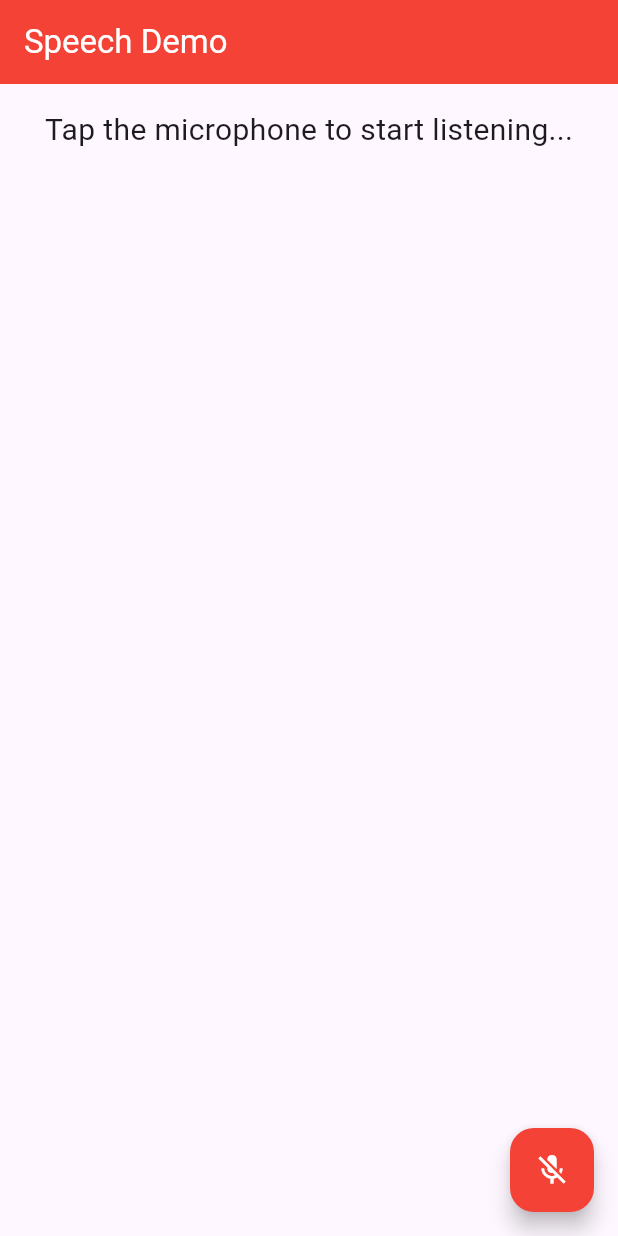
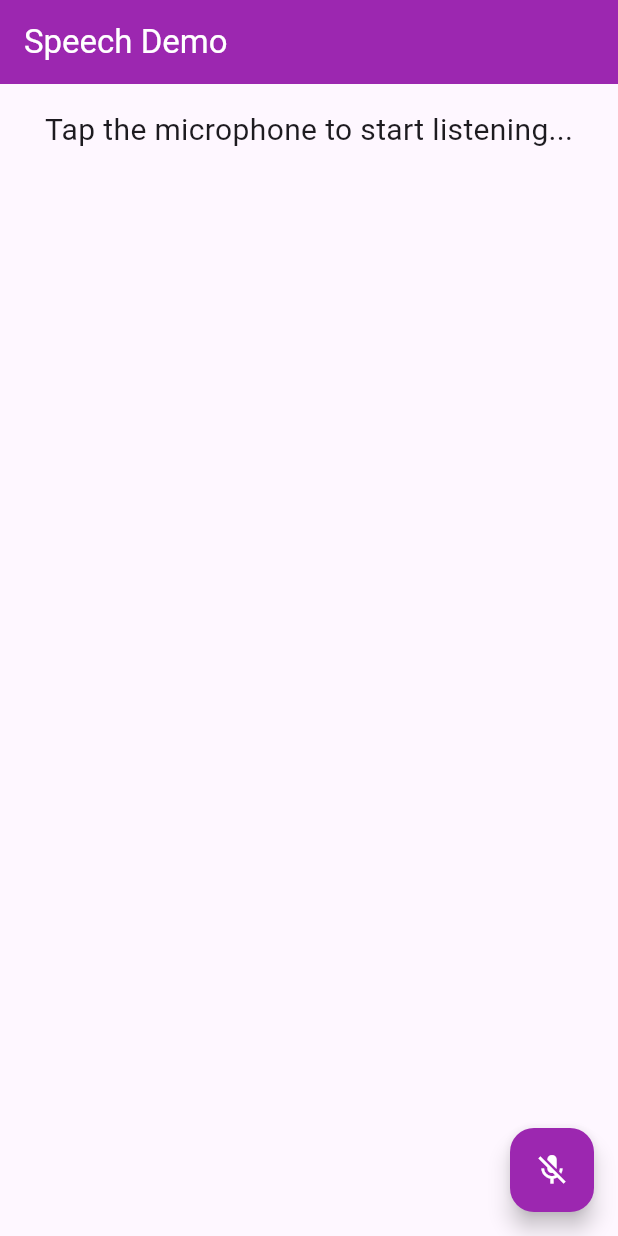
Before and after one commit to prog-hussain5/flutter_speech_to_text, a Flutter app: the screen it shows after launch, on a phone screen of 412 x 824 dp. Run offline on Flutter 3.47's test engine with Material 3 defaults, Android fonts, the phone set to English and light mode, and no system bars; our stand-ins replace speech_to_text.

Commit message:
add color

```diff
--- a/lib/pages/home_page.dart
+++ b/lib/pages/home_page.dart
@@ -9,8 +9,8 @@ class HomePage extends StatefulWidget {
 }
 
 class _HomePageState extends State<HomePage> {
+
   final SpeechToText _speechToText = SpeechToText();
-
   bool _speechEnabled = false;
   String _wordsSpoken = "";
   double _confidenceLevel = 0;
@@ -49,7 +49,7 @@ class _HomePageState extends State<HomePage> {
   Widget build(BuildContext context) {
     return Scaffold(
       appBar: AppBar(
-        backgroundColor: Colors.red,
+        backgroundColor: Colors.purple,
         title: const Text(
           'Speech Demo',
           style: TextStyle(
@@ -102,7 +102,7 @@ class _HomePageState extends State<HomePage> {
       floatingActionButton: FloatingActionButton(
         onPressed: _speechToText.isListening ? _stopListening : _startListening,
         tooltip: 'Listen',
-        backgroundColor: Colors.red,
+        backgroundColor: Colors.purple,
         child: Icon(
           _speechToText.isNotListening ? Icons.mic_off : Icons.mic,
           color: Colors.white,
```
